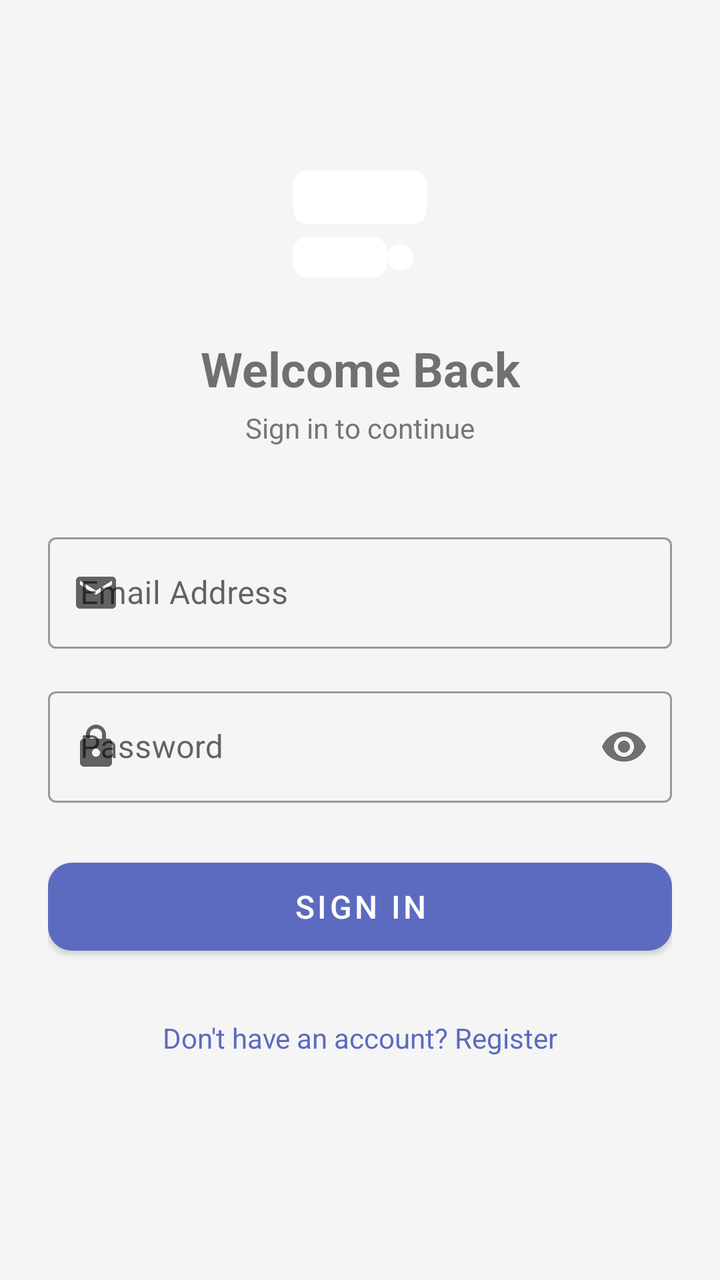
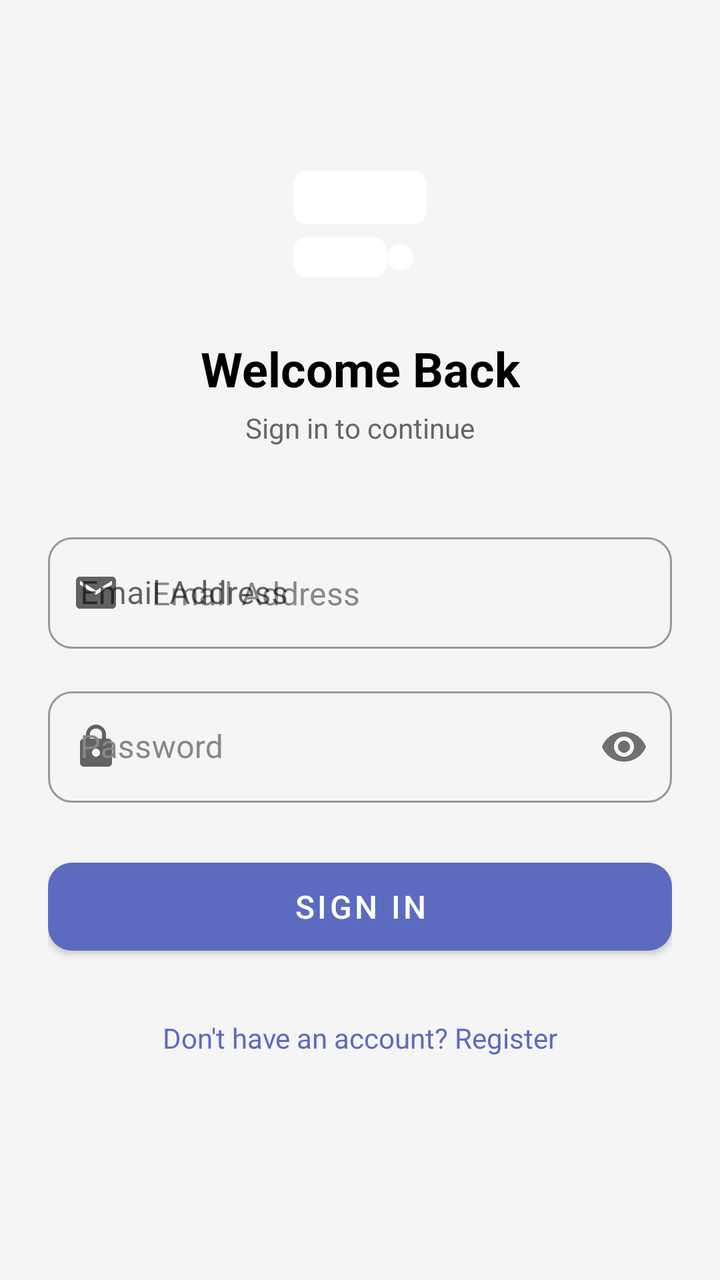

Compare the two renders of this Android layout. The source of the first and the diff that turns it into the second are given below.
<!-- AndroidManifest.xml: application theme Theme.QueueLessPlus -->
<!-- res/layout/activity_login.xml -->
<?xml version="1.0" encoding="utf-8"?>
<ScrollView xmlns:android="http://schemas.android.com/apk/res/android"
    xmlns:app="http://schemas.android.com/apk/res-auto"
    android:layout_width="match_parent"
    android:layout_height="match_parent"
    android:fillViewport="true">

    <androidx.constraintlayout.widget.ConstraintLayout
        android:layout_width="match_parent"
        android:layout_height="wrap_content"
        android:padding="24dp">

        <ImageView
            android:id="@+id/ivLogo"
            android:layout_width="80dp"
            android:layout_height="80dp"
            android:layout_marginTop="48dp"
            android:src="@drawable/ic_queue_logo"
            app:layout_constraintEnd_toEndOf="parent"
            app:layout_constraintStart_toStartOf="parent"
            app:layout_constraintTop_toTopOf="parent" />

        <TextView
            android:id="@+id/tvTitle"
            android:layout_width="wrap_content"
            android:layout_height="wrap_content"
            android:layout_marginTop="16dp"
            android:text="Welcome Back"
            android:textSize="24sp"
            android:textStyle="bold"
            app:layout_constraintEnd_toEndOf="parent"
            app:layout_constraintStart_toStartOf="parent"
            app:layout_constraintTop_toBottomOf="@id/ivLogo" />

        <TextView
            android:id="@+id/tvSubtitle"
            android:layout_width="wrap_content"
            android:layout_height="wrap_content"
            android:layout_marginTop="4dp"
            android:text="Sign in to continue"
            android:textColor="@color/colorTextSecondary"
            android:textSize="14sp"
            app:layout_constraintEnd_toEndOf="parent"
            app:layout_constraintStart_toStartOf="parent"
            app:layout_constraintTop_toBottomOf="@id/tvTitle" />

        <com.google.android.material.textfield.TextInputLayout
            android:id="@+id/tilEmail"
            style="@style/Widget.MaterialComponents.TextInputLayout.OutlinedBox"
            android:layout_width="0dp"
            android:layout_height="wrap_content"
            android:layout_marginTop="40dp"
            android:hint="Email Address"
            app:layout_constraintEnd_toEndOf="parent"
            app:layout_constraintStart_toStartOf="parent"
            app:layout_constraintTop_toBottomOf="@id/tvSubtitle"
            app:startIconDrawable="@drawable/ic_email">

            <com.google.android.material.textfield.TextInputEditText
                android:id="@+id/etEmail"
                android:layout_width="match_parent"
                android:layout_height="wrap_content"
                android:inputType="textEmailAddress"
                android:imeOptions="actionNext" />
        </com.google.android.material.textfield.TextInputLayout>

        <com.google.android.material.textfield.TextInputLayout
            android:id="@+id/tilPassword"
            style="@style/Widget.MaterialComponents.TextInputLayout.OutlinedBox"
            android:layout_width="0dp"
            android:layout_height="wrap_content"
            android:layout_marginTop="16dp"
            android:hint="Password"
            app:layout_constraintEnd_toEndOf="parent"
            app:layout_constraintStart_toStartOf="parent"
            app:layout_constraintTop_toBottomOf="@id/tilEmail"
            app:passwordToggleEnabled="true"
            app:startIconDrawable="@drawable/ic_lock">

            <com.google.android.material.textfield.TextInputEditText
                android:id="@+id/etPassword"
                android:layout_width="match_parent"
                android:layout_height="wrap_content"
                android:inputType="textPassword"
                android:imeOptions="actionDone" />
        </com.google.android.material.textfield.TextInputLayout>

        <ProgressBar
            android:id="@+id/progressBar"
            android:layout_width="wrap_content"
            android:layout_height="wrap_content"
            android:layout_marginTop="24dp"
            android:visibility="gone"
            app:layout_constraintEnd_toEndOf="parent"
            app:layout_constraintStart_toStartOf="parent"
            app:layout_constraintTop_toBottomOf="@id/tilPassword" />

        <com.google.android.material.button.MaterialButton
            android:id="@+id/btnLogin"
            android:layout_width="0dp"
            android:layout_height="56dp"
            android:layout_marginTop="24dp"
            android:text="Sign In"
            android:textSize="16sp"
            app:cornerRadius="12dp"
            app:layout_constraintEnd_toEndOf="parent"
            app:layout_constraintStart_toStartOf="parent"
            app:layout_constraintTop_toBottomOf="@id/tilPassword" />

        <TextView
            android:id="@+id/tvRegister"
            android:layout_width="wrap_content"
            android:layout_height="wrap_content"
            android:layout_marginTop="20dp"
            android:padding="8dp"
            android:text="Don't have an account? Register"
            android:textColor="@color/colorPrimary"
            app:layout_constraintEnd_toEndOf="parent"
            app:layout_constraintStart_toStartOf="parent"
            app:layout_constraintTop_toBottomOf="@id/btnLogin" />

    </androidx.constraintlayout.widget.ConstraintLayout>
</ScrollView>
<!-- resources referenced by this layout -->
<resources>
  <color name="colorPrimary">#5C6BC0</color>
  <color name="colorTextSecondary">#757575</color>
  <!-- drawable ic_email (drawable) -->
  <vector xmlns:android="http://schemas.android.com/apk/res/android"
      android:width="24dp" android:height="24dp"
      android:viewportWidth="24" android:viewportHeight="24"
      android:tint="?attr/colorControlNormal">
    <path android:fillColor="@android:color/black"
        android:pathData="M20,4H4C2.9,4 2,4.9 2,6v12c0,1.1 0.9,2 2,2h16c1.1,0 2,-0.9 2,-2V6C22,4.9 21.1,4 20,4zM20,8l-8,5L4,8V6l8,5 8,-5V8z"/>
  </vector>
  <!-- drawable ic_lock (drawable) -->
  <vector xmlns:android="http://schemas.android.com/apk/res/android"
      android:width="24dp" android:height="24dp"
      android:viewportWidth="24" android:viewportHeight="24"
      android:tint="?attr/colorControlNormal">
    <path android:fillColor="@android:color/black"
        android:pathData="M18,8h-1V6c0,-2.76 -2.24,-5 -5,-5S7,3.24 7,6v2H6c-1.1,0 -2,0.9 -2,2v10c0,1.1 0.9,2 2,2h12c1.1,0 2,-0.9 2,-2V10C20,8.9 19.1,8 18,8zM12,17c-1.1,0 -2,-0.9 -2,-2s0.9,-2 2,-2 2,0.9 2,2S13.1,17 12,17zM15.1,8H8.9V6c0,-1.71 1.39,-3.1 3.1,-3.1 1.71,0 3.1,1.39 3.1,3.1V8z"/>
  </vector>
  <style name="Theme.QueueLessPlus" parent="Theme.MaterialComponents.DayNight.NoActionBar">
          <item name="colorPrimary">@color/colorPrimary</item>
          <item name="colorPrimaryVariant">@color/colorPrimaryDark</item>
          <item name="colorOnPrimary">@color/white</item>
          <item name="colorSecondary">@color/colorAccent</item>
          <item name="colorOnSecondary">@color/white</item>
          <item name="android:colorBackground">@color/colorBackground</item>
          <item name="colorSurface">@color/colorSurface</item>
          <item name="colorError">@color/colorError</item>
          <item name="android:statusBarColor" tools:targetApi="l">@color/colorPrimaryDark</item>
          <item name="android:windowBackground">@color/colorBackground</item>
          <item name="textInputStyle">@style/Widget.MaterialComponents.TextInputLayout.OutlinedBox</item>
      </style>
  <color name="colorPrimaryDark">#3949AB</color>
  <color name="white">#FFFFFF</color>
  <color name="colorAccent">#FF7043</color>
  <color name="colorBackground">#F5F5F5</color>
  <color name="colorSurface">#FFFFFF</color>
  <color name="colorError">#F44336</color>
  <!-- unchanged entries left out for length: 1 -->
</resources>

<!-- the commit's change to res/layout/activity_login.xml (unified diff, before → after) -->
@@ -61,6 +61,9 @@
                 android:layout_width="match_parent"
                 android:layout_height="wrap_content"
                 android:inputType="textEmailAddress"
+                android:hint="Email Address"
+                android:textColor="@android:color/black"
+                android:textColorHint="#888888"
                 android:imeOptions="actionNext" />
         </com.google.android.material.textfield.TextInputLayout>
 
@@ -71,6 +74,8 @@
             android:layout_height="wrap_content"
             android:layout_marginTop="16dp"
             android:hint="Password"
+            android:textColor="@android:color/black"
+            android:textColorHint="#888888"
             app:layout_constraintEnd_toEndOf="parent"
             app:layout_constraintStart_toStartOf="parent"
             app:layout_constraintTop_toBottomOf="@id/tilEmail"
<!-- resource entries referenced after the edit -->
@@ -1,7 +1,7 @@
 <!-- resources referenced by this layout -->
 <resources>
   <color name="colorPrimary">#5C6BC0</color>
-  <color name="colorTextSecondary">#757575</color>
+  <color name="colorTextSecondary">#666666</color>
   <!-- drawable ic_email (drawable) -->
   <vector xmlns:android="http://schemas.android.com/apk/res/android"
       android:width="24dp" android:height="24dp"
@@ -19,24 +19,65 @@
         android:pathData="M18,8h-1V6c0,-2.76 -2.24,-5 -5,-5S7,3.24 7,6v2H6c-1.1,0 -2,0.9 -2,2v10c0,1.1 0.9,2 2,2h12c1.1,0 2,-0.9 2,-2V10C20,8.9 19.1,8 18,8zM12,17c-1.1,0 -2,-0.9 -2,-2s0.9,-2 2,-2 2,0.9 2,2S13.1,17 12,17zM15.1,8H8.9V6c0,-1.71 1.39,-3.1 3.1,-3.1 1.71,0 3.1,1.39 3.1,3.1V8z"/>
   </vector>
   <style name="Theme.QueueLessPlus" parent="Theme.MaterialComponents.DayNight.NoActionBar">
+  
+          
           <item name="colorPrimary">@color/colorPrimary</item>
           <item name="colorPrimaryVariant">@color/colorPrimaryDark</item>
           <item name="colorOnPrimary">@color/white</item>
+  
           <item name="colorSecondary">@color/colorAccent</item>
           <item name="colorOnSecondary">@color/white</item>
+  
+          
           <item name="android:colorBackground">@color/colorBackground</item>
           <item name="colorSurface">@color/colorSurface</item>
-          <item name="colorError">@color/colorError</item>
+  
+          
+          <item name="android:textColor">@color/colorTextPrimary</item>
+          <item name="android:textColorPrimary">@color/colorTextPrimary</item>
+          <item name="android:textColorSecondary">#888888</item>
+          <item name="android:textColorHint">#888888</item>
+  
+          
+          <item name="colorOnSurface">@color/colorTextPrimary</item>
+          <item name="hintTextColor">#888888</item>
+  
+          
           <item name="android:statusBarColor" tools:targetApi="l">@color/colorPrimaryDark</item>
+  
+          
           <item name="android:windowBackground">@color/colorBackground</item>
-          <item name="textInputStyle">@style/Widget.MaterialComponents.TextInputLayout.OutlinedBox</item>
+  
+          
+          <item name="textInputStyle">@style/QueueLess.TextInputLayout</item>
+  
       </style>
   <color name="colorPrimaryDark">#3949AB</color>
   <color name="white">#FFFFFF</color>
   <color name="colorAccent">#FF7043</color>
   <color name="colorBackground">#F5F5F5</color>
   <color name="colorSurface">#FFFFFF</color>
-  <color name="colorError">#F44336</color>
+  <color name="colorTextPrimary">#000000</color>
+  <style name="QueueLess.TextInputLayout" parent="Widget.MaterialComponents.TextInputLayout.OutlinedBox">
+  
+          
+          <item name="boxCornerRadiusTopStart">12dp</item>
+          <item name="boxCornerRadiusTopEnd">12dp</item>
+          <item name="boxCornerRadiusBottomStart">12dp</item>
+          <item name="boxCornerRadiusBottomEnd">12dp</item>
+  
+          
+          <item name="android:textColor">@color/colorTextPrimary</item>
+          <item name="android:textColorHint">#888888</item>
+          <item name="hintTextColor">#888888</item>
+  
+          
+          <item name="boxStrokeColor">@color/colorPrimary</item>
+  
+          
+          <item name="colorOnSurface">@color/colorTextPrimary</item>
+  
+      </style>
   <!-- unchanged entries left out for length: 1 -->
 </resources>
 
